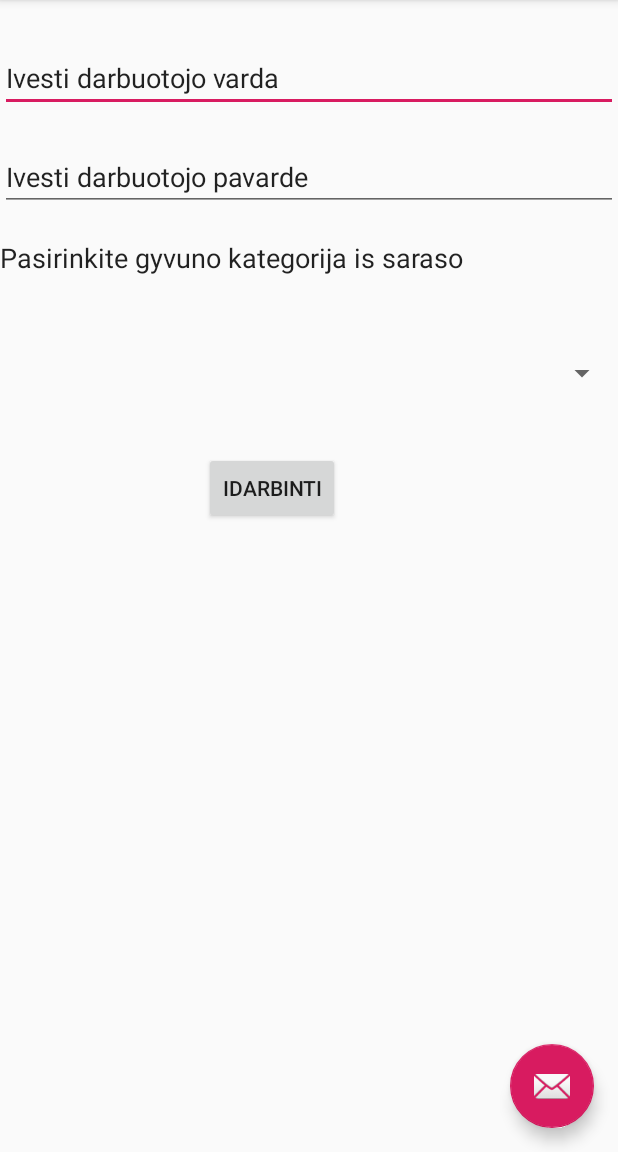
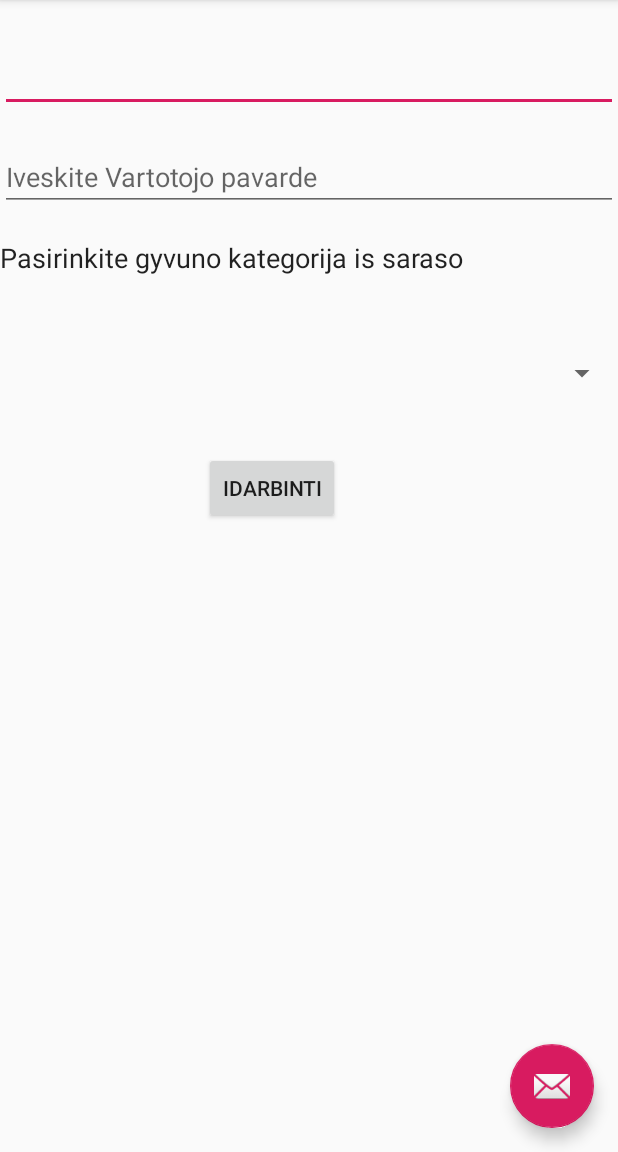
Before and after one commit to rolaxxxx/java, an Android app: the fragment UzduociuValdymas placed in its activity, in the side drawer, after a tap on "DarbuotojuValdymas", on a phone screen of 412 x 824 dp, the part 84-1236 px from its top. Run offline under Robolectric (Android 15) with nearby library versions, the phone set to English and light mode, and no system bars.

Commit message:
zoosodas update

```diff
--- a/ZooSodas/app/src/main/java/com/ulevicius/rolandas/zoosodas/Darbuotojas.java
+++ b/ZooSodas/app/src/main/java/com/ulevicius/rolandas/zoosodas/Darbuotojas.java
@@ -8,7 +8,7 @@ public class Darbuotojas {
             String priskirtaKategorija;
             ArrayList<String> priskirtosUzduotys;
     public String toString() {
-        return String.format(" %s, %s, %s, %s " ,vardas, pavarde, priskirtaKategorija);
+        return String.format(" %s  %s  %s " ,vardas, pavarde, priskirtaKategorija);
     }
 
 }
--- a/ZooSodas/app/src/main/java/com/ulevicius/rolandas/zoosodas/DarbuotojuValdymas.java
+++ b/ZooSodas/app/src/main/java/com/ulevicius/rolandas/zoosodas/DarbuotojuValdymas.java
@@ -24,19 +24,44 @@ import java.util.List;
 public class DarbuotojuValdymas extends Fragment  implements AdapterView.OnItemSelectedListener {
     View myView;
     public static  ArrayList<Darbuotojas> darbuotojai= new ArrayList<>();
+    Darbuotojas temporDarb=new Darbuotojas();
+    EditText vardas;
+    EditText pavarde;
     @RequiresApi(api = Build.VERSION_CODES.M)
     @Nullable
     @Override
     public View onCreateView(LayoutInflater inflater, @Nullable ViewGroup container, Bundle savedInstanceState) {
         myView = inflater.inflate(R.layout.first_layout, container, false);
+         vardas= (EditText)myView.findViewById(R.id.DarbuotojoVardas);
+         pavarde = (EditText)myView.findViewById(R.id.DarbuotojoPavarde);
+         vardas.setHint("Iveskite Vartotojo varda");
+         pavarde.setHint("Iveskite Vartotojo pavarde");
 
-
+         temporDarb.vardas=" ";
+         temporDarb.pavarde=" ";
+         temporDarb.priskirtaKategorija=" ";
+        darbuotojai.add(0,temporDarb);
          ArrayList<String> gyvunaikategorijai = new ArrayList<>();
          gyvunaikategorijai.addAll(GyvunuValdymas.gyvunai);
 
-//        for (int i = 0; i < valdymas.gyvunai.size(); i++) {
-//            gyvunaikategorijai.add(i, valdymas.gyvunai.get(i));
-//        }
+        vardas.setOnFocusChangeListener(new View.OnFocusChangeListener() {
+            @Override
+            public void onFocusChange(View v, boolean hasFocus) {
+                if (hasFocus)
+                    vardas.setHint("");
+                else
+                    vardas.setHint("Iveskite Vartotojo varda");
+            }
+        });
+        pavarde.setOnFocusChangeListener(new View.OnFocusChangeListener() {
+            @Override
+            public void onFocusChange(View v, boolean hasFocus) {
+                if (hasFocus)
+                    pavarde.setHint("");
+                else
+                    pavarde.setHint("Iveskite Vartotojo pavarde");
+            }
+        });
             Spinner spinner = myView.findViewById(R.id.GyvunuKategorijosDarbuotojuKlaseje);
             ArrayAdapter<String> adapter = new ArrayAdapter<String>(getActivity().getBaseContext(), android.R.layout.simple_list_item_1, gyvunaikategorijai);
             adapter.setDropDownViewResource(android.R.layout.simple_spinner_dropdown_item);
@@ -53,12 +78,13 @@ public class DarbuotojuValdymas extends Fragment  implements AdapterView.OnItemS
         String text = adapterView.getItemAtPosition(i).toString();
         Toast.makeText(adapterView.getContext(), "pasirinktas itemas " + text, Toast.LENGTH_SHORT).show();
         Button button = (Button) myView.findViewById(R.id.Idarbinti_Darbuotoja);
+
         button.setOnClickListener(new View.OnClickListener(){
             @Override
             public void onClick(View v) {
                 Darbuotojas tempdarbuotojas= new Darbuotojas();
-                EditText vardas = (EditText)myView.findViewById(R.id.DarbuotojoVardas);
-                EditText pavarde = (EditText)myView.findViewById(R.id.DarbuotojoPavarde);
+                 vardas = (EditText)myView.findViewById(R.id.DarbuotojoVardas);
+                 pavarde = (EditText)myView.findViewById(R.id.DarbuotojoPavarde);
                 String getVardas= vardas.getText().toString();
                 String getPavarde= pavarde.getText().toString();
                 String getKategorija= GyvunuValdymas.gyvunai.get(i);
--- a/ZooSodas/app/src/main/java/com/ulevicius/rolandas/zoosodas/UzduociuValdymas.java
+++ b/ZooSodas/app/src/main/java/com/ulevicius/rolandas/zoosodas/UzduociuValdymas.java
@@ -10,22 +10,37 @@ import android.widget.AdapterView;
 import android.widget.ArrayAdapter;
 import android.widget.Button;
 import android.widget.EditText;
+import android.widget.GridLayout;
+import android.widget.LinearLayout;
+import android.widget.ScrollView;
 import android.widget.Spinner;
+import android.widget.TextView;
 import android.widget.Toast;
 
 import java.util.ArrayList;
+import java.util.zip.Inflater;
 
 public class UzduociuValdymas extends Fragment implements AdapterView.OnItemSelectedListener {
     View myView;
-    ArrayList<Uzduotis> uzduotys= new ArrayList<>();
+
+    public static ArrayList<Uzduotis> uzduotys= new ArrayList<>();
+    ArrayList<Darbuotojas>persortintiDarbuotojai=new ArrayList<>();
+    ArrayList<Darbuotojas> darbuotojaiUzduotims = new ArrayList<>();
+    ArrayList<String> gyvunaiUzduotims = new ArrayList<>();
+    Darbuotojas blankWorker=new Darbuotojas();
+    EditText ivestaUzduotis;
     @Nullable
     @Override
     public View onCreateView(LayoutInflater inflater, @Nullable ViewGroup container, Bundle savedInstanceState) {
         myView = inflater.inflate(R.layout.third_layout, container, false);
-        ArrayList<String> gyvunaiUzduotims = new ArrayList<>();
+        ivestaUzduotis = (EditText)myView.findViewById(R.id.IvestaUzduotis);
+        ivestaUzduotis.setHint("Iveskite uzduoti pasirinktam darbuotojui");
+        blankWorker.priskirtaKategorija="";
+        blankWorker.vardas="";
+        blankWorker.pavarde="";
+        persortintiDarbuotojai.add(0, blankWorker);
+        gyvunaiUzduotims.addAll(GyvunuValdymas.gyvunai);
 
-        gyvunaiUzduotims.addAll(GyvunuValdymas.gyvunai);
-        ArrayList<Darbuotojas> darbuotojaiUzduotims = new ArrayList<>();
         darbuotojaiUzduotims.addAll(DarbuotojuValdymas.darbuotojai);
 
         Spinner spinner = myView.findViewById(R.id.specifinisGyvunas);
@@ -34,11 +49,22 @@ public class UzduociuValdymas extends Fragment implements AdapterView.OnItemSele
         spinner.setOnItemSelectedListener(this);
         spinner.setAdapter(adapter);
 
+
         Spinner spinner2 = myView.findViewById(R.id.SpecifinisDarbuotojas);
-        ArrayAdapter<Darbuotojas> adapter2 = new ArrayAdapter<>(getActivity().getBaseContext(), android.R.layout.simple_list_item_1,darbuotojaiUzduotims );
+        ArrayAdapter<Darbuotojas> adapter2 = new ArrayAdapter<>(getActivity().getBaseContext(), android.R.layout.simple_list_item_1, persortintiDarbuotojai );
         adapter2.setDropDownViewResource(android.R.layout.simple_spinner_dropdown_item);
         spinner2.setOnItemSelectedListener(this);
         spinner2.setAdapter(adapter2);
+
+        ivestaUzduotis.setOnFocusChangeListener(new View.OnFocusChangeListener() {
+            @Override
+            public void onFocusChange(View v, boolean hasFocus) {
+                if (hasFocus)
+                    ivestaUzduotis.setHint("");
+                else
+                    ivestaUzduotis.setHint("Iveskite uzduoti pasirinktam darbuotojui");
+            }
+        });
 
 
         return myView;
@@ -47,33 +73,46 @@ public class UzduociuValdymas extends Fragment implements AdapterView.OnItemSele
 
 
 
-
+        @Override
         public void onItemSelected (final AdapterView < ? > adapterView, View view, final int i, long l){
             String text = adapterView.getItemAtPosition(i).toString();
-            Button button = (Button) myView.findViewById(R.id.Idarbinti_Darbuotoja);
+            Button button = (Button) myView.findViewById(R.id.issaugotiUzduoti);
+            Spinner specG = myView.findViewById(R.id.specifinisGyvunas);
+
+            String SpecGyvunas=specG.getSelectedItem().toString();
+            if(!SpecGyvunas.isEmpty())
+            {
+                persortintiDarbuotojai.clear();
+                persortintiDarbuotojai.add(blankWorker);
+                for(Darbuotojas tempDarbuotojas:darbuotojaiUzduotims){
+                    if(SpecGyvunas==tempDarbuotojas.priskirtaKategorija)
+                        persortintiDarbuotojai.add(tempDarbuotojas);
+                }
+            }
             button.setOnClickListener(new View.OnClickListener(){
                 @Override
                 public void onClick(View v) {
                     Uzduotis tempUzduotis= new Uzduotis();
-                    EditText ivestaUzduotis = (EditText)myView.findViewById(R.id.IvestaUzduotis);
+                    ivestaUzduotis = (EditText)myView.findViewById(R.id.IvestaUzduotis);
                     Spinner specifinisGyvunas = (Spinner)myView.findViewById(R.id.specifinisGyvunas);
                     Spinner specifinisDarbuotojas = (Spinner)myView.findViewById(R.id.SpecifinisDarbuotojas);
 
                     String IvestaSpecifineUzduotis= ivestaUzduotis.getText().toString();
-                    String getSpecifinisGyvunas= GyvunuValdymas.gyvunai.get(i);
-                    String getSpecifinisDarbuotojas= DarbuotojuValdymas.darbuotojai.get(i).vardas;
+                    String getSpecifinisGyvunas= specifinisGyvunas.getSelectedItem().toString();
+                    String getSpecifinisDarbuotojas= specifinisDarbuotojas.getSelectedItem().toString();
 
                     tempUzduotis.tekstas=IvestaSpecifineUzduotis;
                     tempUzduotis.specifinisGyvunas=getSpecifinisGyvunas;
                     tempUzduotis.priskirtasDarbuotojas=getSpecifinisDarbuotojas;
                     uzduotys.add(tempUzduotis);
                     Toast.makeText(getActivity().getBaseContext(), "Uzduotis issaugota " , Toast.LENGTH_LONG).show();
+
                 }
             });
 
         }
 
-        @Override
+    @Override
         public void onNothingSelected (AdapterView < ? > adapterView){
 
         }
--- /dev/null
+++ b/ZooSodas/app/src/main/res/drawable/selector.xml
@@ -0,0 +1,5 @@
+<?xml version="1.0" encoding="utf-8"?>
+<selector xmlns:android="http://schemas.android.com/apk/res/android">
+    <item android:state_focused="true" android:color="@android:color/transparent" />
+        <item android:color="#000000" />
+</selector>
--- a/ZooSodas/app/src/main/res/layout/first_layout.xml
+++ b/ZooSodas/app/src/main/res/layout/first_layout.xml
@@ -29,7 +29,6 @@
         android:layout_marginRight="0dp"
         android:ems="10"
         android:inputType="textPersonName"
-        android:text="Ivesti darbuotojo varda"
         android:textAppearance="@android:style/TextAppearance.Holo.Medium" />
 
     <EditText
@@ -42,7 +41,6 @@
         android:layout_marginTop="95dp"
         android:ems="10"
         android:inputType="textPersonName"
-        android:text="Ivesti darbuotojo pavarde"
         android:textAppearance="@android:style/TextAppearance.Holo.Medium"
         android:layout_marginLeft="0dp"
         android:layout_alignLeft="@+id/DarbuotojoVardas" />
--- a/ZooSodas/app/src/main/res/layout/second_layout.xml
+++ b/ZooSodas/app/src/main/res/layout/second_layout.xml
@@ -14,7 +14,6 @@
         android:layout_marginTop="59dp"
         android:ems="10"
         android:inputType="textPersonName"
-        android:text="Ivesti gyvunu kategorija"
         android:visibility="visible" />
 
     <Button
--- a/ZooSodas/app/src/main/res/layout/third_layout.xml
+++ b/ZooSodas/app/src/main/res/layout/third_layout.xml
@@ -12,7 +12,7 @@
         android:layout_marginTop="52dp"
         android:ems="10"
         android:inputType="textPersonName"
-        android:text="iveskite uzduoti" />
+         />
 
     <Spinner
         android:id="@+id/specifinisGyvunas"
```
Also changed, not shown: ZooSodas/app/src/main/java/com/ulevicius/rolandas/zoosodas/GyvunuValdymas.java (+10 -1 lines), ZooSodas/app/src/main/java/com/ulevicius/rolandas/zoosodas/UzduociuRodymas.java (+38 -0 lines), ZooSodas/app/src/main/res/layout/fourth_layout.xml (+9 -17 lines), ZooSodas/app/src/main/res/layout/row_layout.xml (+44 -18 lines).
